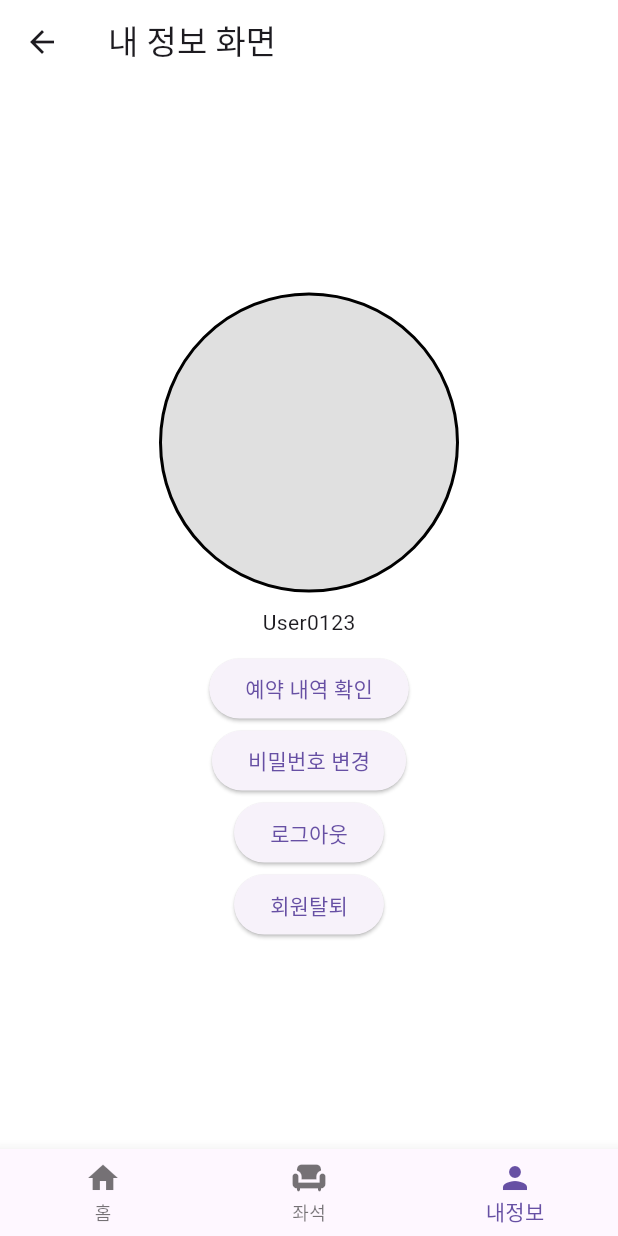
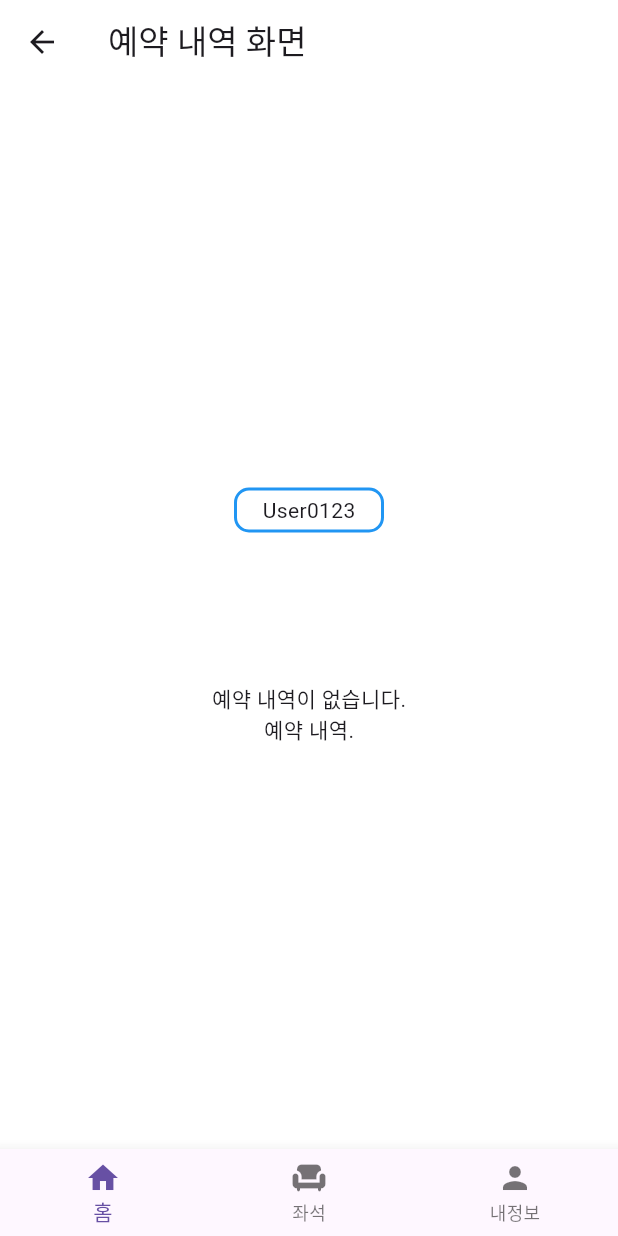
Before and after one commit to APP-iOS7/study_cafe-P6, a Flutter app: the screen it shows after launch, item 3 of the bottom bar chosen, after a tap on "예약 내역 확인", on a phone screen of 412 x 824 dp. Run offline on Flutter 3.47's test engine with Material 3 defaults, Android fonts, the phone set to English and light mode, and no system bars.

Commit message:
예약 내역 작업용 reservationhistory_screen.dart 파일 추가

```diff
--- a/study_cafe_p6/lib/Screen/myinfo_screen.dart
+++ b/study_cafe_p6/lib/Screen/myinfo_screen.dart
@@ -1,4 +1,5 @@
 import 'package:flutter/material.dart';
+import 'package:study_cafe_p6/Screen/reservationhistory_screen.dart';
 import 'package:study_cafe_p6/Screen/tabbar_screen.dart';
 import 'package:study_cafe_p6/main.dart';
 
@@ -10,11 +11,11 @@ class MyinfoScreen extends StatefulWidget {
 }
 
 class _MyinfoScreenState extends State<MyinfoScreen> {
-  int _selectedIndex = 2;
+  int selectIndex = 2;
 
-  void _onItemTapped(int index) {
+  void onTap(int index) {
     setState(() {
-      _selectedIndex = index;
+      selectIndex = index;
       if (index == 0) {
         print('[D]탭바 0 홈');
       } else if (index == 1) {
@@ -45,15 +46,21 @@ class _MyinfoScreenState extends State<MyinfoScreen> {
           children: [
             RoundCircle(size: 200),
 
-            SizedBox(width: 10, height: 10),
+            SizedBox(height: 10),
 
             Text('User0123'),
 
-            SizedBox(width: 10, height: 10),
+            SizedBox(height: 100),
 
             ElevatedButton(
               onPressed: () {
                 print("[D]예약내역확인");
+                Navigator.push(
+                  context,
+                  MaterialPageRoute(
+                    builder: (context) => const ReservationhistoryScreen(),
+                  ),
+                );
               },
               child: const Text('예약 내역 확인'),
             ),
@@ -82,8 +89,8 @@ class _MyinfoScreenState extends State<MyinfoScreen> {
         ),
       ),
       bottomNavigationBar: BottomTabBar(
-        selectedIndex: _selectedIndex,
-        onItemTapped: _onItemTapped,
+        selectedIndex: selectIndex,
+        onItemTapped: onTap,
       ),
     );
   }
--- /dev/null
+++ b/study_cafe_p6/lib/Screen/reservationhistory_screen.dart
@@ -0,0 +1,64 @@
+import 'package:flutter/material.dart';
+import 'package:study_cafe_p6/Screen/tabbar_screen.dart';
+
+class ReservationhistoryScreen extends StatefulWidget {
+  const ReservationhistoryScreen({super.key});
+
+  @override
+  State<ReservationhistoryScreen> createState() =>
+      _ReservationhistoryScreenState();
+}
+
+class _ReservationhistoryScreenState extends State<ReservationhistoryScreen> {
+  int selectIndex = 0;
+
+  void onTap(int index) {
+    setState(() {
+      selectIndex = index;
+      if (index == 0) {
+        print('[D]탭바 0 홈');
+      } else if (index == 1) {
+        print('[D]탭바 1 좌석');
+      } else if (index == 2) {
+        print('[D]탭바 3 내정보');
+      }
+    });
+  }
+
+  @override
+  Widget build(BuildContext context) {
+    return Scaffold(
+      appBar: AppBar(
+        title: const Text("예약 내역 화면"),
+        backgroundColor: Colors.white,
+      ),
+      body: Container(
+        width: double.infinity,
+        height: double.infinity,
+        color: Colors.white,
+        child: Column(
+          mainAxisAlignment: MainAxisAlignment.center,
+          children: [
+            Container(
+              width: 100,
+              height: 30,
+              decoration: BoxDecoration(
+                border: Border.all(color: Colors.blue, width: 2),
+                borderRadius: BorderRadius.circular(10),
+              ),
+              child: SizedBox(
+                width: double.infinity,
+                height: double.infinity,
+                child: Center(child: Text('User0123')),
+              ),
+            ),
+            SizedBox(height: 100),
+            Text('예약 내역이 없습니다.'),
+            Text('예약 내역.'),
+          ],
+        ),
+      ),
+      bottomNavigationBar: BottomTabBar(selectedIndex: 0, onItemTapped: onTap),
+    );
+  }
+}
--- a/study_cafe_p6/lib/main.dart
+++ b/study_cafe_p6/lib/main.dart
@@ -28,11 +28,11 @@ class HomeScreen extends StatefulWidget {
 }
 
 class _HomeScreenState extends State<HomeScreen> {
-  int _selectedIndex = 0;
+  int selectIndex = 0;
 
-  void _onItemTapped(int index) {
+  void onTap(int index) {
     setState(() {
-      _selectedIndex = index;
+      selectIndex = index;
       if (index == 0) {
         print('[D]탭바 0 홈');
       } else if (index == 1) {
@@ -69,8 +69,8 @@ class _HomeScreenState extends State<HomeScreen> {
         ),
       ),
       bottomNavigationBar: BottomTabBar(
-        selectedIndex: _selectedIndex,
-        onItemTapped: _onItemTapped,
+        selectedIndex: selectIndex,
+        onItemTapped: onTap,
       ),
     );
   }
```
